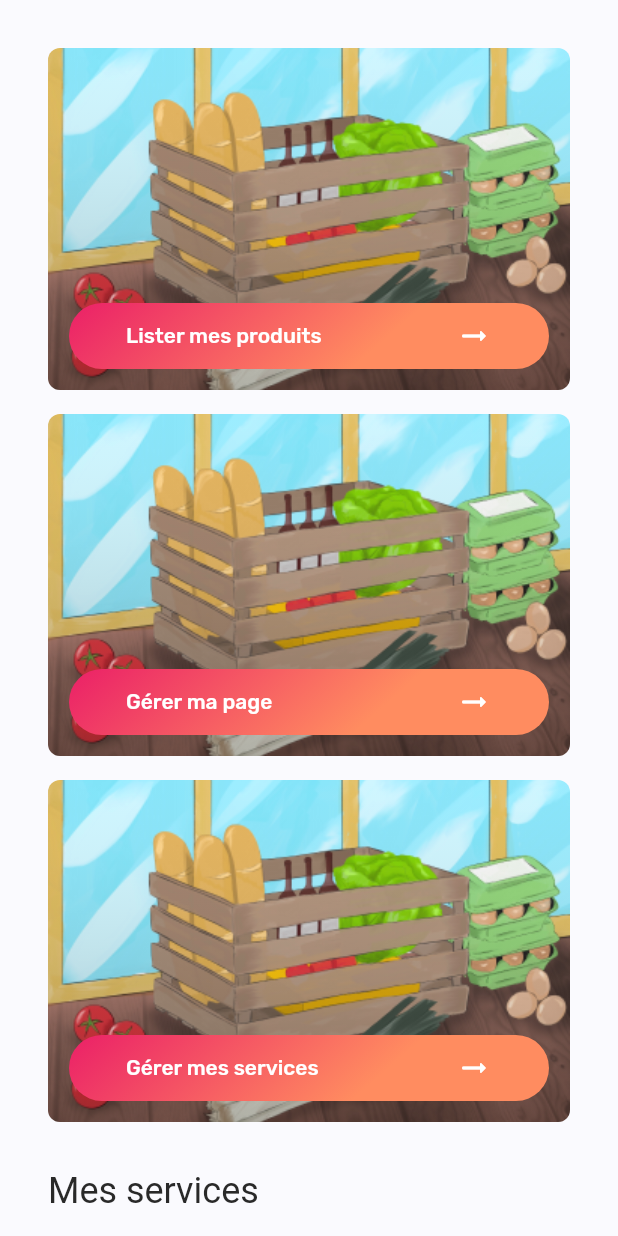
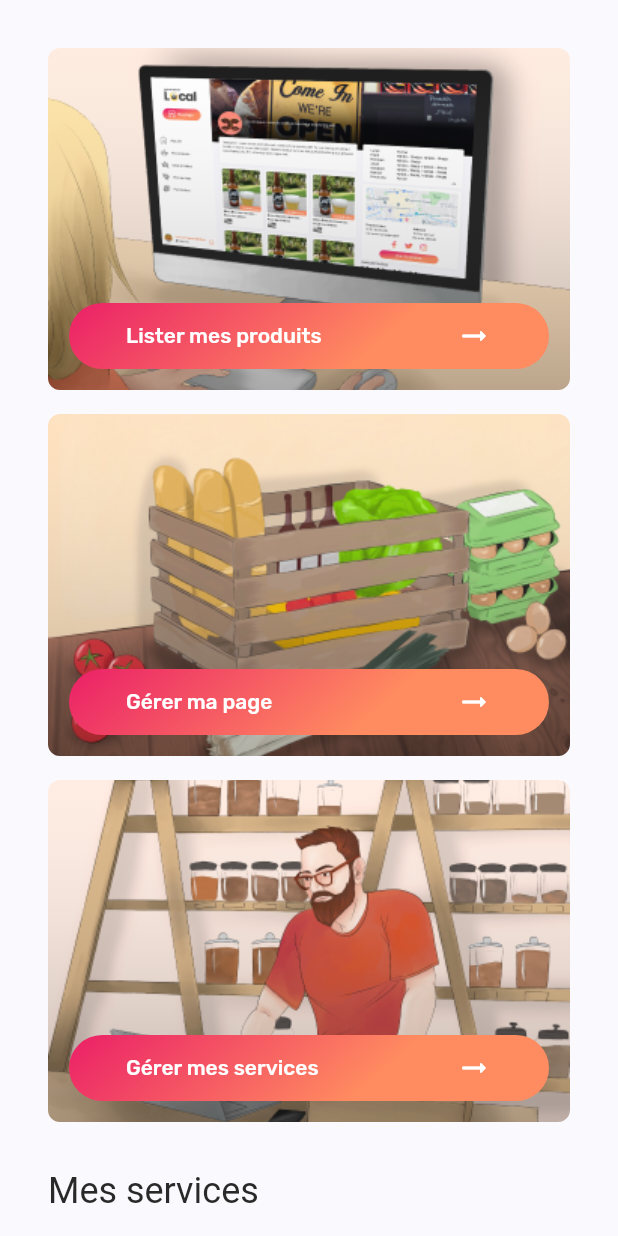
Before and after one commit to Le-Chemin-du-Local/Application, a Flutter app: the StoreKeeperHomePage widget shown alone on an empty page, opened directly with empty values, on a phone screen of 412 x 824 dp. Run offline on Flutter 3.47's test engine with Material 2 defaults, Android fonts, the light colour scheme and no system bars; our stand-ins replace date_time_picker, file_picker, flutter_riverpod, flutter_secure_storage, flutter_vector_icons, freezed_annotation and 3 more; missing offline and left inert: excel, latlng, map; accounts and stored records are empty; generated files the repository leaves out were written again; network calls fail; statements that could not run were skipped.

Commit message:
💄 Amélioration du tableau de bord commerçant

```diff
--- a/lib/features/storekeepers/storekeeper_home/storekeeper_home_page.dart
+++ b/lib/features/storekeepers/storekeeper_home/storekeeper_home_page.dart
@@ -1,16 +1,23 @@
+import 'package:chemin_du_local/core/helpers/app_manager.dart';
 import 'package:chemin_du_local/core/helpers/screen_helper.dart';
+import 'package:chemin_du_local/features/storekeepers/services/paniers/paniers_page.dart';
+import 'package:chemin_du_local/features/storekeepers/services/services.dart';
 import 'package:chemin_du_local/features/storekeepers/storekeeper_home/widgets/dashboard_card.dart';
+import 'package:chemin_du_local/features/storekeepers/storekeeper_home/widgets/dashboard_services_card.dart';
 import 'package:flutter/material.dart';
 
 class StoreKeeperHomePage extends StatelessWidget {
   const StoreKeeperHomePage({
     Key? key,
     required this.onPageChanged,
-    this.servicesOffset = 0
+    this.servicesOffset = 0,
+    this.services = const [],
   }) : super(key: key);
 
   final Function(int) onPageChanged;
   final int servicesOffset;
+
+  final List<String> services;
 
   @override
   Widget build(BuildContext context) {
@@ -38,21 +45,21 @@ class StoreKeeperHomePage extends StatelessWidget {
         // Carte des produits
         DashboardCard(
           onClick: () => onPageChanged(2),
-          backgroundName: "illustration_1.png",
+          backgroundName: "illustration_2.png",
           title: "Lister mes produits"
         ),
 
         // Carte Gérer ma page
         DashboardCard(
           onClick: () => onPageChanged(0),
-          backgroundName: "illustration_1.png",
+          backgroundName: "illustration_3.png",
           title: "Gérer ma page"
         ),
 
         // Carte Gérer mes services
         DashboardCard(
           onClick: () => onPageChanged(3 + servicesOffset),
-          backgroundName: "illustration_1.png",
+          backgroundName: "illustration_4.png",
           title: "Gérer mes services"
         ),
       ]),
@@ -74,17 +81,32 @@ class StoreKeeperHomePage extends StatelessWidget {
         ),
         delegate: SliverChildListDelegate([
           // Carte Click & Collect
-          DashboardCard(
-            onClick: () {},
-            backgroundName: "illustration_1.png",
-            title: "Click & collect"
-          ),
+          if (services.contains(Services.clickAndCollect))
+            DashboardCard(
+              onClick: () => onPageChanged(3 + servicesOffset),
+              backgroundName: "illustration_click_and_collect.png",
+              title: "Click & collect"
+            ),
+
+          // Carte paniers
+          if (services.contains(Services.paniers))
+            DashboardCard(
+              onClick: () async {
+                onPageChanged(3 + servicesOffset);
+                await Future<dynamic>.delayed(const Duration(milliseconds: 200));
+                Navigator.of(AppManager.instance.serviesPageKey.currentContext ?? context).push<dynamic>(
+                  MaterialPageRoute<dynamic>(
+                    builder: (context) => const PaniersPage()
+                  )
+                );
+              },
+              backgroundName: "illustration_click_and_collect.png",
+              title: "Paniers"
+            ),
 
           // Carte Voir plus de services
-          DashboardCard(
-            onClick: () {},
-            backgroundName: "illustration_1.png",
-            title: "Voir plus de services"
+          DashboardServicesCard(
+            onClick: () => onPageChanged(3 + servicesOffset),
           ),
         ]),
       ),
--- /dev/null
+++ b/lib/features/storekeepers/storekeeper_home/widgets/dashboard_services_card.dart
@@ -0,0 +1,57 @@
+import 'package:chemin_du_local/presentation/c_l_icons_icons.dart';
+import 'package:chemin_du_local/theme/palette.dart';
+import 'package:flutter/material.dart';
+
+class DashboardServicesCard extends StatelessWidget {
+  final Function() onClick;
+
+  const DashboardServicesCard({
+    Key? key,
+    required this.onClick
+  }) : super(key: key);
+
+  @override
+  Widget build(BuildContext context) {
+    return InkWell(
+      onTap: onClick,
+      child: Stack(
+        children: [
+          Container(
+            padding: const EdgeInsets.all(14),
+            height: 228,
+            decoration: BoxDecoration(
+              borderRadius: BorderRadius.circular(8.0),
+              gradient: Palette.gradientPrimary,
+            ),
+            child: Column(
+              crossAxisAlignment: CrossAxisAlignment.center,
+              children: [
+                const Expanded(
+                  child: Center(
+                    child: Icon(
+                      CLIcons.messervices,
+                      size: 121,
+                      color: Palette.colorWhite,
+                    )
+                  ),
+                ),
+                TextButton(
+                  onPressed: onClick,
+                  style: TextButton.styleFrom(
+                    primary: Palette.colorWhite,
+                  ),
+                  child: Row(
+                    children: const [
+                      Expanded(child: Text("Voir plus de services",)),
+                      Icon(Icons.arrow_right_alt_rounded, size: 24,)
+                    ],
+                  ),
+                ),
+              ],
+            )
+          ),
+        ],
+      ),
+    );
+  }
+}
--- a/lib/features/storekeepers/storekeepers_main_page/storekeepers_main_page.dart
+++ b/lib/features/storekeepers/storekeepers_main_page/storekeepers_main_page.dart
@@ -47,7 +47,7 @@ class _StoreKeepersMainPageState extends State<StoreKeepersMainPage> {
         index: 1,
         title: "Accueil",
         appBarTitle: "Bienvenue",
-        icon: CLIcons.accueil
+        icon: CLIcons.accueil,
       ),
 
       // Fidelity
@@ -90,6 +90,7 @@ class _StoreKeepersMainPageState extends State<StoreKeepersMainPage> {
       StoreKeeperHomePage(
         onPageChanged: (index) => _mainPageKey.currentState!.selectedPage(pageItems[index]),
         servicesOffset: clickAndCollectOffset,
+        services: widget.storekeeper.commerce?.services ?? [],
       ),
       ClipRect(
         child: Navigator(
```
Also changed, not shown: assets/images/illustration_2.png (added), assets/images/illustration_3.png (added), assets/images/illustration_4.png (added).
